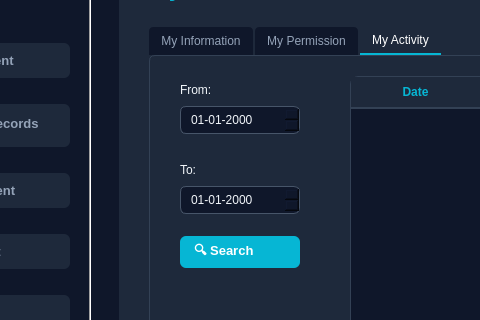
pvz2nghiaaa/HospitalManagement, file ReceptionistWindow.ui: the form before one commit; both pictures show x 161 to 641 and y 173 to 493 of the 1227 by 736 pixel window.
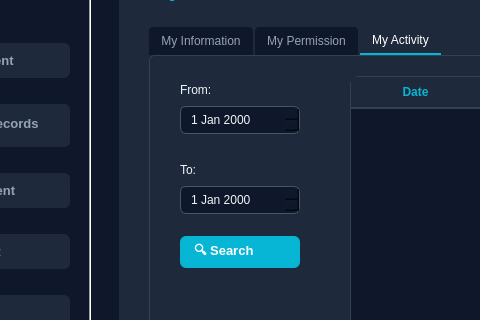
The form after the commit. The open tabs and pages were chosen to show the change.

Commit message:
Revert "Merge branch 'main' into receptionist"
This reverts commit bc6632140ebe5c2be567d84263839017ee40e705, reversing
changes made to 622c006c8b0dca047c819e69e2bf0f1ce9a0728e.

```diff
--- a/ReceptionistWindow.ui
+++ b/ReceptionistWindow.ui
@@ -2030,9 +2030,6 @@
            <height>28</height>
           </rect>
          </property>
-         <property name="displayFormat">
-          <string>dd-MM-yyyy</string>
-         </property>
         </widget>
         <widget class="QLabel" name="label_32">
          <property name="geometry">
@@ -2056,9 +2053,6 @@
            <height>28</height>
           </rect>
          </property>
-         <property name="displayFormat">
-          <string>dd-MM-yyyy</string>
-         </property>
         </widget>
         <widget class="QPushButton" name="btnSearchActivity">
          <property name="geometry">
```
Left out of the diff: 6 changed lines with no effect on the pictures. The commit also changes 15 other files.
